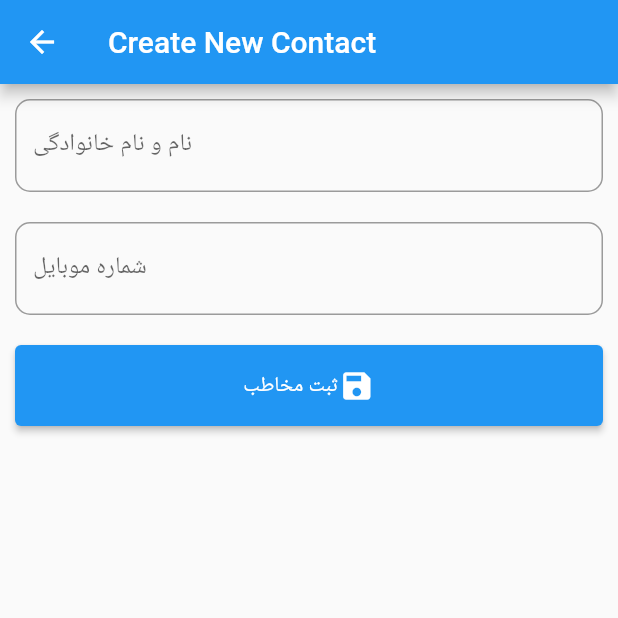
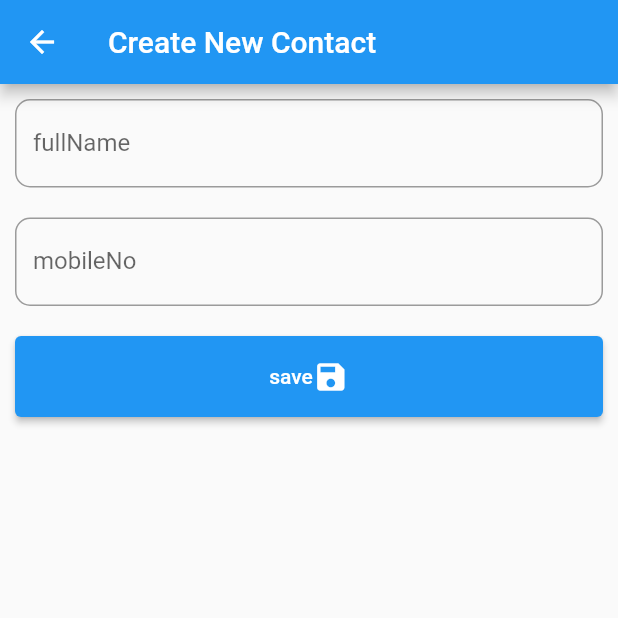
Before and after one commit to Amir-Hossin-pr/Contacts_flutter, a Flutter app: the UpsertScreen screen opened by its route, on a phone screen of 412 x 824 dp, the top half of it. Run offline on Flutter 3.47's test engine with Material 2 defaults, Android fonts, the phone set to English and light mode, and no system bars; our stand-ins replace get; network calls fail.

Commit message:
Update upsert_screen.dart

```diff
--- a/contacts/lib/views/upsert_screen.dart
+++ b/contacts/lib/views/upsert_screen.dart
@@ -39,14 +39,14 @@ class UpsertScreen extends StatelessWidget {
             body: Column(
               children: [
                 InputOutline(
-                    hint: 'نام و نام خانوادگی',
-                    lable: 'نام و نام خانوادگی',
-                    errorText: 'لطفا نام را وارد کنید',
+                    hint: 'fullName'.tr,
+                    lable: 'fullName'.tr,
+                    errorText: 'fullNameRequired'.tr,
                     controller: fullName),
                 InputOutline(
-                    hint: 'موبایل',
-                    lable: 'شماره موبایل',
-                    errorText: 'لطفا شماره موبایل را وارد کنید',
+                    hint: 'mobileNo'.tr,
+                    lable: 'mobileNo'.tr,
+                    errorText: 'mobileRequired'.tr,
                     inputTtype: TextInputType.phone,
                     controller: mobileNo),
                 Padding(
@@ -95,9 +95,9 @@ class UpsertScreen extends StatelessWidget {
                     },
                     child: Row(
                       mainAxisAlignment: MainAxisAlignment.center,
-                      children: const [
-                        Text('ثبت مخاطب'),
-                        Icon(Icons.save),
+                      children: [
+                        Text('save'.tr),
+                        const Icon(Icons.save),
                       ],
                     ),
                   ),
```
